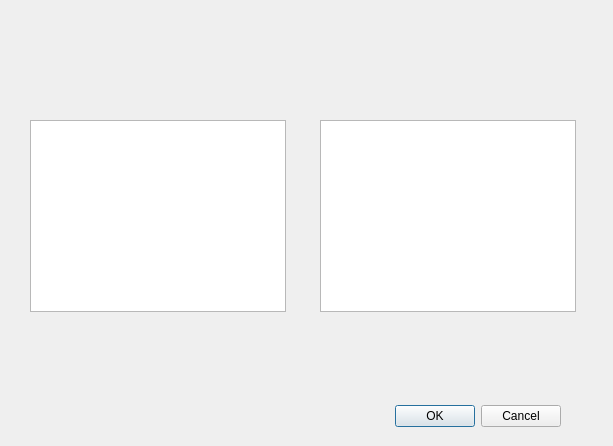
The window that relationwindow.ui (hrafnkelli14/Verklegt-verkefni-3) describes before a commit, drawn with Qt 5.
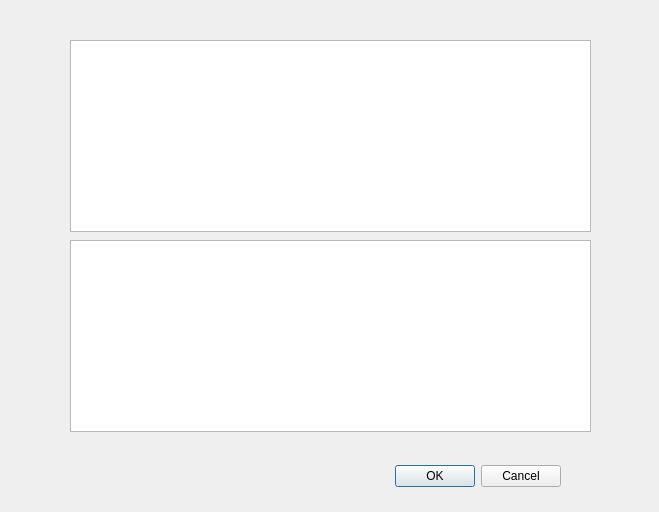
The same window after the commit.

Commit message: a nicer windowplacement

```diff
--- a/relationwindow.ui
+++ b/relationwindow.ui
@@ -6,8 +6,8 @@
    <rect>
     <x>0</x>
     <y>0</y>
-    <width>613</width>
-    <height>446</height>
+    <width>659</width>
+    <height>512</height>
    </rect>
   </property>
   <property name="windowTitle">
@@ -17,7 +17,7 @@
    <property name="geometry">
     <rect>
      <x>220</x>
-     <y>400</y>
+     <y>460</y>
      <width>341</width>
      <height>32</height>
     </rect>
@@ -32,9 +32,9 @@
   <widget class="QTableView" name="relatedTable">
    <property name="geometry">
     <rect>
-     <x>30</x>
-     <y>120</y>
-     <width>256</width>
+     <x>70</x>
+     <y>240</y>
+     <width>521</width>
      <height>192</height>
     </rect>
    </property>
@@ -42,9 +42,9 @@
   <widget class="QTableView" name="nRelatedTable">
    <property name="geometry">
     <rect>
-     <x>320</x>
-     <y>120</y>
-     <width>256</width>
+     <x>70</x>
+     <y>40</y>
+     <width>521</width>
      <height>192</height>
     </rect>
    </property>
```
